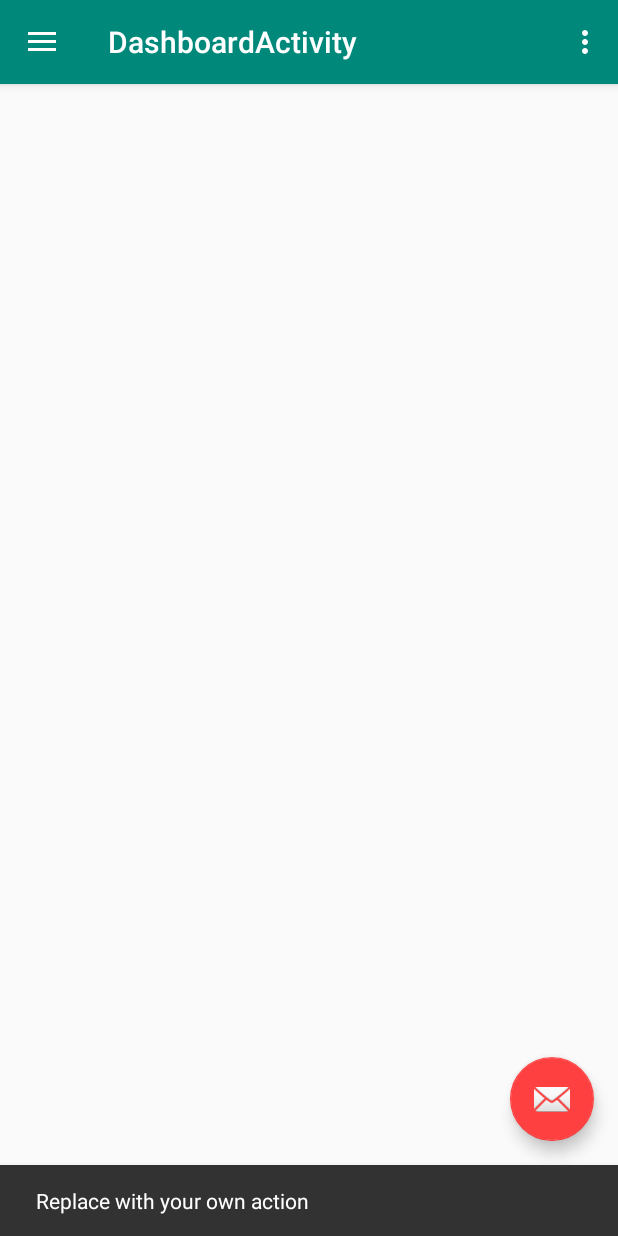
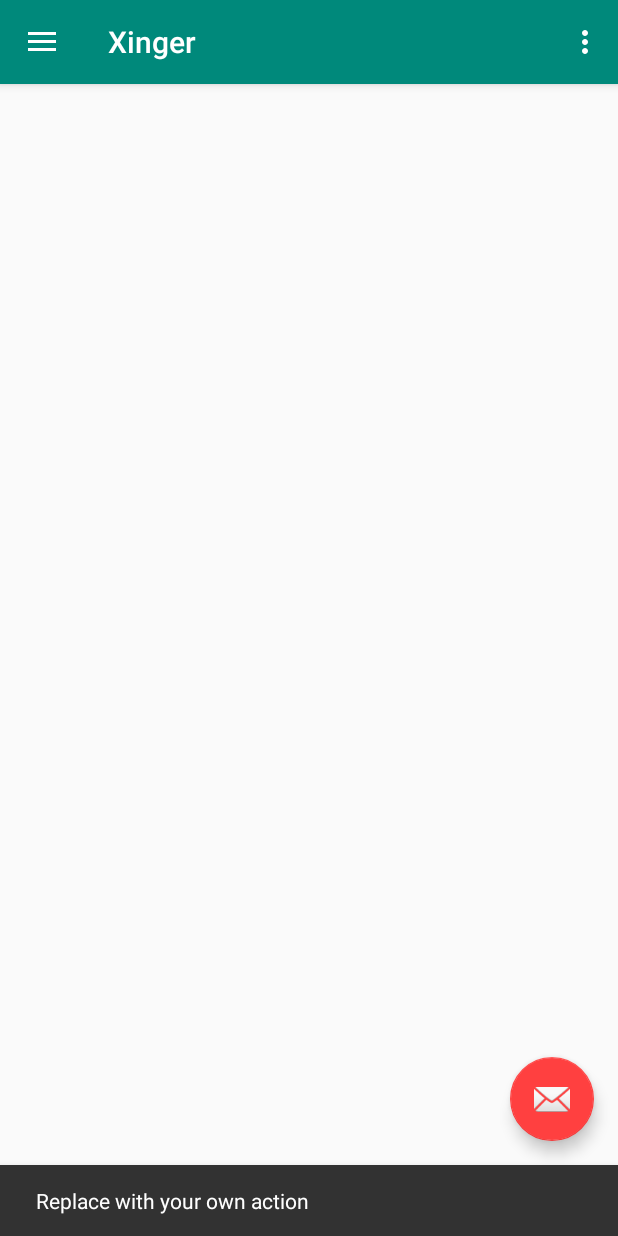
Before and after one commit to zypher606/Xinger, an Android app: the DashboardActivity screen opened directly, with no data from a screen before it, after a tap on an icon or button, on a phone screen of 412 x 824 dp. Run offline under Robolectric (Android 15) with nearby library versions, the phone set to English and light mode, and no system bars; libraries missing offline, so code that uses them is left out: retrofit2.adapter.rxjava, rx.android.schedulers, rx.schedulers, rx.subscriptions; 2 statements that could not run were skipped.

```diff
--- a/Xinger/app/src/main/java/com/learn2crack/DashboardActivity.java
+++ b/Xinger/app/src/main/java/com/learn2crack/DashboardActivity.java
@@ -1,5 +1,6 @@
 package com.learn2crack;
 
+import android.content.Intent;
 import android.os.Bundle;
 import android.support.design.widget.FloatingActionButton;
 import android.support.design.widget.Snackbar;
@@ -153,7 +154,7 @@ public class DashboardActivity extends AppCompatActivity
         mSubscriptions.add(NetworkUtil.getRetrofit(mToken).getProfile(mEmail)
                 .observeOn(AndroidSchedulers.mainThread())
                 .subscribeOn(Schedulers.io())
-                .subscribe(this::handleResponse));
+                .subscribe(this::handleResponse, this::handleError));
     }
 
 
@@ -196,7 +197,7 @@ public class DashboardActivity extends AppCompatActivity
 
     private void showSnackBarMessage(String message) {
 
-        Snackbar.make(findViewById(R.id.activity_profile),message,Snackbar.LENGTH_SHORT).show();
+        Snackbar.make(findViewById(R.id.activity_settings),message,Snackbar.LENGTH_SHORT).show();
 
     }
 
@@ -252,6 +253,9 @@ public class DashboardActivity extends AppCompatActivity
 
         } else if (id == R.id.nav_settings) {
 
+            Intent myIntent = new Intent(DashboardActivity.this, SettingsActivity.class);
+            DashboardActivity.this.startActivity(myIntent);
+
         } else if (id == R.id.nav_logout) {
             logout();
         }
--- a/Xinger/app/src/main/res/values/strings.xml
+++ b/Xinger/app/src/main/res/values/strings.xml
@@ -1,6 +1,7 @@
 <resources>
-    <string name="app_name">Learn2Crack</string>
-    <string name="title_activity_dashboard">DashboardActivity</string>
+    <string name="app_name">Xinger</string>
+    <!--<string name="title_activity_dashboard">DashboardActivity</string>-->
+    <string name="title_activity_dashboard">Xinger</string>
 
     <string name="navigation_drawer_open">Open navigation drawer</string>
     <string name="navigation_drawer_close">Close navigation drawer</string>
```
Also changed, not shown: Xinger/app/src/main/java/com/learn2crack/SettingsActivity.java (+1 -12 lines), Xinger/app/src/main/res/layout/activity_settings.xml (renamed from Xinger/app/src/main/res/layout/activity_profile.xml, +1 -9 lines).
